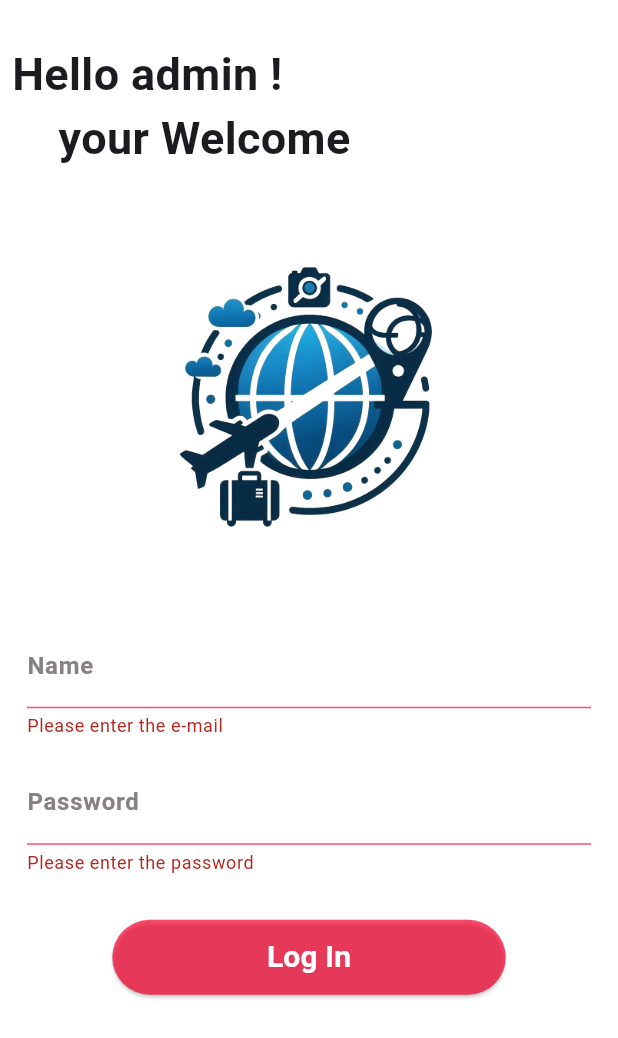
After one commit to ShahirShan786/MyTravelo-app, a Flutter app: the AdminLoginScreen screen opened directly, after a tap on "Log In", on a phone screen of 412 x 824 dp. The commit adds this screen. Shown: the top 1038 px of the screen. Run offline on Flutter 3.47's test engine with Material 3 defaults, Android fonts, the phone set to English and light mode, and no system bars; our stand-ins replace carousel_slider, cloud_firestore, contacts_service, firebase_core, flutter_screenutil, flutter_speed_dial and 6 more; accounts and stored records are empty.

Commit message:
twelth-commit

```diff
--- a/lib/Functions/initialisation.dart
+++ b/lib/Functions/initialisation.dart
@@ -3,10 +3,13 @@ import 'package:hive_flutter/hive_flutter.dart';
 import 'package:my_travelo_app/Functions/signIn_service.dart';
 import 'package:my_travelo_app/models/singInModel.dart';
 import 'package:my_travelo_app/models/user_model.dart';
+import 'package:cloud_firestore/cloud_firestore.dart';
+import 'package:firebase_core/firebase_core.dart';
 
 
 initialisation() async {
   WidgetsFlutterBinding.ensureInitialized();
+  await Firebase.initializeApp();
   await Hive.initFlutter();
   if (!Hive.isAdapterRegistered(SinginmodelAdapter().typeId)) {
     Hive.registerAdapter(SinginmodelAdapter());
--- a/lib/Widgets/text_feilds.dart
+++ b/lib/Widgets/text_feilds.dart
@@ -9,7 +9,7 @@ class TExtFeilds extends StatelessWidget {
 
   TExtFeilds({
     required this.labelText,
-    required this.hintText,
+    this.hintText,
     required this.controller,
   });
 
--- a/lib/constants/constable.dart
+++ b/lib/constants/constable.dart
@@ -8,6 +8,7 @@ const secondaryColor = Color.fromARGB(255, 134, 129, 130);
 const ScaffoldColor = Color.fromARGB(255, 239, 239, 239);
 const BoxColor = Color.fromARGB(45, 221, 162, 197);
 const black = Colors.black;
+const green = Colors.green;
 
 const white = Colors.white;
 
--- a/lib/main.dart
+++ b/lib/main.dart
@@ -5,6 +5,8 @@ import 'package:my_travelo_app/dashboard.dart';
 import 'package:my_travelo_app/screens/logIn_page.dart';
 import 'package:shared_preferences/shared_preferences.dart';
 import 'package:flutter_screenutil/flutter_screenutil.dart';
+import 'package:cloud_firestore/cloud_firestore.dart';
+import 'package:firebase_core/firebase_core.dart';
 
 Future<void> main() async {
 
--- a/lib/models/user_model.dart
+++ b/lib/models/user_model.dart
@@ -51,7 +51,7 @@ class CompletedTripModelPhotos {
 class CompletedTripModelBlog {
   final String blog;
   final String id;
-  final int tripId;
+  final String tripId;
 
   CompletedTripModelBlog({
     required this.blog,
--- /dev/null
+++ b/lib/screens/AdminScreens/admin_login_screen.dart
@@ -0,0 +1,141 @@
+import 'dart:developer';
+
+import 'package:flutter/material.dart';
+import 'package:flutter_screenutil/flutter_screenutil.dart';
+import 'package:my_travelo_app/Widgets/textFormFeilds.dart';
+import 'package:my_travelo_app/constants/constable.dart';
+import 'package:my_travelo_app/constants/constant.dart';
+import 'package:my_travelo_app/constants/primary_button.dart';
+import 'package:my_travelo_app/screens/AdminScreens/admin_home_page.dart';
+
+class AdminLoginScreen extends StatelessWidget {
+  AdminLoginScreen({super.key});
+  final TextEditingController _adminNameController = TextEditingController();
+  final TextEditingController _adminPasswordController =
+      TextEditingController();
+  final _adminkey = GlobalKey<FormState>();
+  @override
+  Widget build(BuildContext context) {
+    return Scaffold(
+
+      body: SafeArea(
+        child: SingleChildScrollView(
+          child: Padding(
+            padding: const EdgeInsets.all(8.0),
+            child: Center(
+              child: Form(
+                key: _adminkey,
+                child: Column(
+                  children: [
+                    SizedBox(
+                      height: 20.h,
+                    ),
+                    Align(
+                      alignment: Alignment.topLeft,
+                      child: TextWidget(
+                        content: "Hello admin !\n    your Welcome",
+                        fontSize: 30,
+                        fontWeight: FontWeight.bold,
+                      ),
+                    ),
+                    SizedBox(
+                      height: 20.h,
+                    ),
+                    Image.asset(
+                      "assets/logo/logo1.png",
+                      width: 250.w,
+                    ),
+                    const SizedBox(
+                      height: 20,
+                    ),
+                    Padding(
+                      padding: const EdgeInsets.symmetric(horizontal: 10),
+                      child: Textformfeilds(
+                        borderColor: red,
+                        focusedColor: primaryColor,
+                        controller: _adminNameController,
+                        keyboardType: TextInputType.name,
+                        labelText: "Name",
+                        labelColor: secondaryColor,
+                        validator: (value) {
+                          if (value == null || value.isEmpty) {
+                            return "Please enter the e-mail";
+                          }
+                          return null;
+                        },
+                      ),
+                    ),
+                    const SizedBox(
+                      height: 15,
+                    ),
+                    Padding(
+                      padding: const EdgeInsets.symmetric(horizontal: 10),
+                      child: Textformfeilds(
+                        borderColor: red,
+                        controller: _adminPasswordController,
+                        focusedColor: primaryColor,
+                        keyboardType: TextInputType.visiblePassword,
+                        labelText: "Password",
+                        labelColor: secondaryColor,
+                        validator: (value) {
+                          if (value == null || value.isEmpty) {
+                            return "Please enter the password";
+                          }
+                          return null;
+                        },
+                      ),
+                    ),
+                    const SizedBox(
+                      height: 30,
+                    ),
+                    PrimaryButton(
+                        backgroundColor: primaryColor,
+                        content: TextWidget(
+                            content: "Log In",
+                            fontSize: 20,
+                            fontWeight: FontWeight.bold),
+                        width: 250,
+                        height: 50,
+                        onPressed: () {
+                          log("name: ${_adminNameController.text}");
+                          log("password : ${_adminPasswordController.text}");
+                          if (_adminkey.currentState!.validate()) {
+                            final name = _adminNameController.text;
+                            final password = _adminPasswordController.text;
+
+                            if (name == "ShahirShan" && password == "123456") {
+                              Navigator.of(context).push(MaterialPageRoute(
+                                builder: (context) => AdminHomePage(),
+                              ));
+                              showLogSuccessSnackBar(context);
+                            } else {
+                              shwoLoginFailedSnacbar(context);
+                            }
+                          }
+                        })
+                  ],
+                ),
+              ),
+            ),
+          ),
+        ),
+      ),
+    );
+  }
+
+  Future<void> shwoLoginFailedSnacbar(BuildContext context) async {
+    const failMessage = "invalid admin name and password ";
+    ScaffoldMessenger.of(context).showSnackBar(SnackBar(
+        backgroundColor: primaryColor,
+        content: TextWidget(
+            content: failMessage, fontSize: 14, fontWeight: FontWeight.bold)));
+  }
+}
+
+Future<void> showLogSuccessSnackBar(BuildContext context) async {
+  const successMessage = "Loged in successfully ";
+  ScaffoldMessenger.of(context).showSnackBar(SnackBar(
+      backgroundColor: green,
+      content: TextWidget(
+          content: successMessage, fontSize: 14, fontWeight: FontWeight.bold)));
+}
--- a/pubspec.yaml
+++ b/pubspec.yaml
@@ -29,8 +29,10 @@ environment:
 # versions available, run `flutter pub outdated`.
 dependencies:
   carousel_slider: ^4.2.1
+  cloud_firestore: ^5.2.1
   contacts_service: ^0.6.3
   cupertino_icons: ^1.0.6
+  firebase_core: ^3.3.0
   flutter:
     sdk: flutter
   flutter_native_contact_picker: ^0.0.6
```
Also changed, not shown: lib/Functions/user_functions.dart (+26 -0 lines), lib/Widgets/adminButton.dart (added, +26 -0 lines), lib/screens/AddTripScreens/TripScreens/Completed/blog_page.dart (added, +88 -0 lines), lib/screens/AddTripScreens/TripScreens/Completed/completed_details_page.dart (+43 -13 lines), lib/screens/AdminScreens/admin_home_page.dart (added, +25 -0 lines), lib/screens/logIn_page.dart (+10 -5 lines), pubspec.lock, 7 other files.
